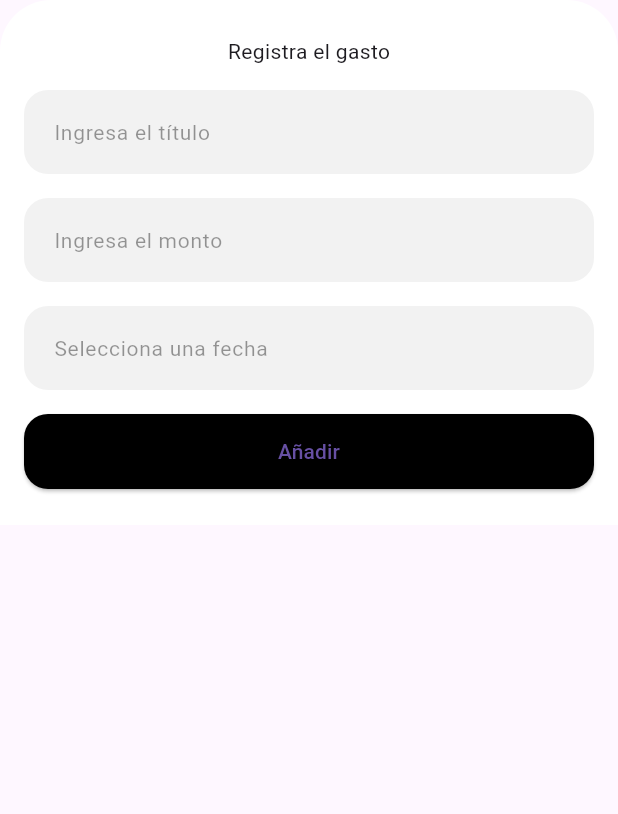
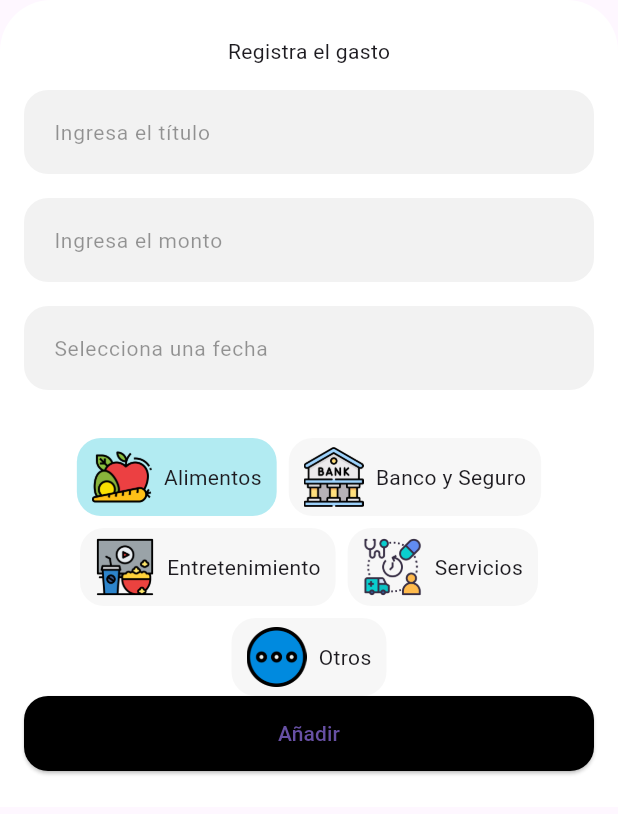
Before and after one commit to fr4nsgallegos/gastosAppG8, a Flutter app: the RegisterModal widget shown alone on an empty page, opened directly, on a phone screen of 412 x 824 dp. Shown: the top 814 px of the screen. Run offline on Flutter 3.47's test engine with Material 3 defaults, Android fonts, the phone set to English and light mode, and no system bars; our stand-ins replace sqflite; accounts and stored records are empty.

Commit message:
seleccion de tipos

```diff
--- /dev/null
+++ b/lib/utils/data_general.dart
@@ -0,0 +1,27 @@
+List<Map<String, dynamic>> types = [
+  {
+    "id": 1,
+    "name": "Alimentos",
+    "image": "assets/images/alimentos.webp",
+  },
+  {
+    "id": 2,
+    "name": "Banco y Seguro",
+    "image": "assets/images/bancos.webp",
+  },
+  {
+    "id": 3,
+    "name": "Entretenimiento",
+    "image": "assets/images/entretenimiento.webp",
+  },
+  {
+    "id": 4,
+    "name": "Servicios",
+    "image": "assets/images/servicios.webp",
+  },
+  {
+    "id": 5,
+    "name": "Otros",
+    "image": "assets/images/otros.webp",
+  },
+];
--- /dev/null
+++ b/lib/widgets/item_type_widget.dart
@@ -0,0 +1,41 @@
+import 'package:flutter/material.dart';
+
+class ItemTypeWidget extends StatelessWidget {
+  Map<String, dynamic> data;
+  bool isSelected;
+  VoidCallback tap;
+
+  ItemTypeWidget({
+    required this.data,
+    required this.isSelected,
+    required this.tap,
+  });
+
+  @override
+  Widget build(BuildContext context) {
+    return GestureDetector(
+      onTap: tap,
+      child: Container(
+        padding: EdgeInsets.symmetric(horizontal: 10, vertical: 6),
+        decoration: BoxDecoration(
+          color: isSelected
+              ? Colors.cyan.withOpacity(0.3)
+              : Colors.black.withOpacity(0.03),
+          borderRadius: BorderRadius.circular(16),
+        ),
+        child: Row(
+          mainAxisSize: MainAxisSize.min,
+          children: [
+            Image.asset(
+              data["image"],
+              height: 40,
+              width: 40,
+            ),
+            SizedBox(width: 8),
+            Text(data["name"]),
+          ],
+        ),
+      ),
+    );
+  }
+}
--- a/lib/widgets/register_modal.dart
+++ b/lib/widgets/register_modal.dart
@@ -1,5 +1,7 @@
 import 'package:flutter/material.dart';
+import 'package:gastosappg8/utils/data_general.dart';
 import 'package:gastosappg8/widgets/field_modal_widget.dart';
+import 'package:gastosappg8/widgets/item_type_widget.dart';
 
 class RegisterModal extends StatefulWidget {
   @override
@@ -11,7 +13,7 @@ class _RegisterModalState extends State<RegisterModal> {
   TextEditingController _priceController = TextEditingController();
   TextEditingController _typeController = TextEditingController();
   TextEditingController _dateController = TextEditingController();
-
+  String typeSelected = "Alimentos";
   _buildButtonAdd() {
     return SizedBox(
       width: double.infinity,
@@ -90,6 +92,27 @@ class _RegisterModalState extends State<RegisterModal> {
               showDateTimePicker();
             },
           ),
+          SizedBox(
+            height: 16,
+          ),
+          Wrap(
+            spacing: 8,
+            runSpacing: 8,
+            alignment: WrapAlignment.center,
+            children: types
+                .map(
+                  (e) => ItemTypeWidget(
+                    data: e,
+                    isSelected: e["name"] == typeSelected,
+                    tap: () {
+                      typeSelected = e["name"];
+                      setState(() {});
+                      print(typeSelected);
+                    },
+                  ),
+                )
+                .toList(),
+          ),
           _buildButtonAdd(),
         ],
       ),
```
